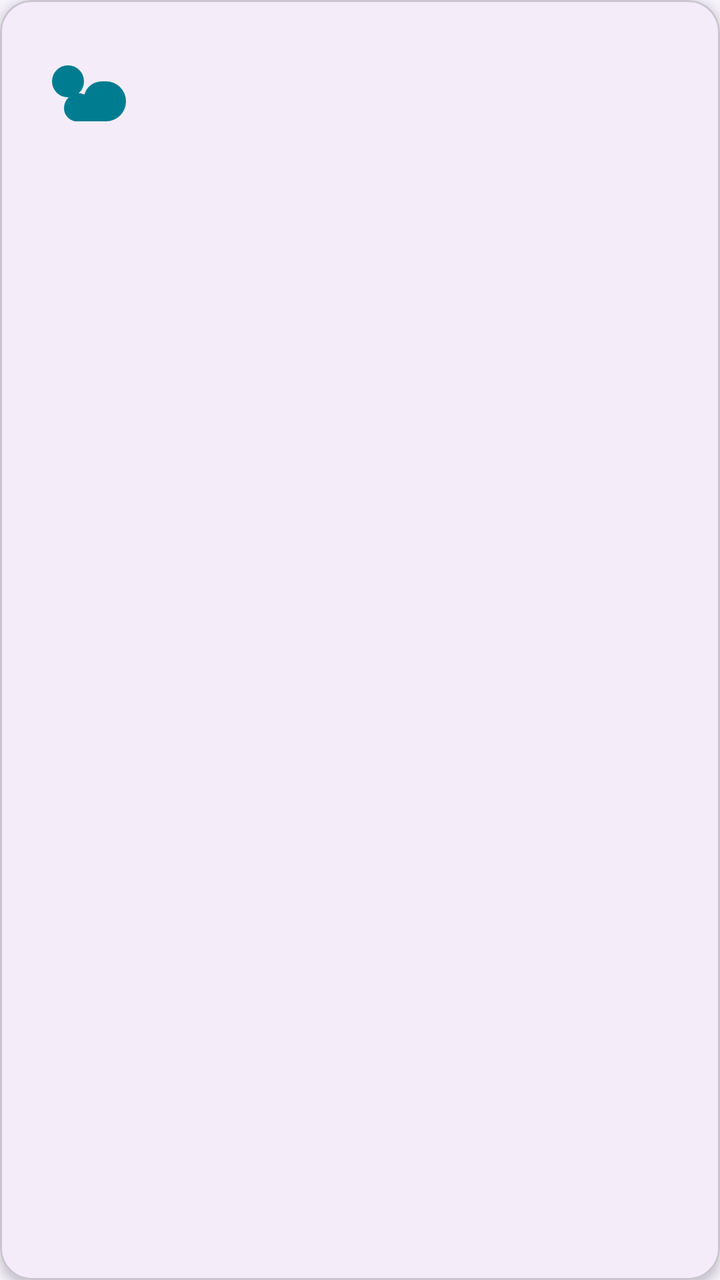
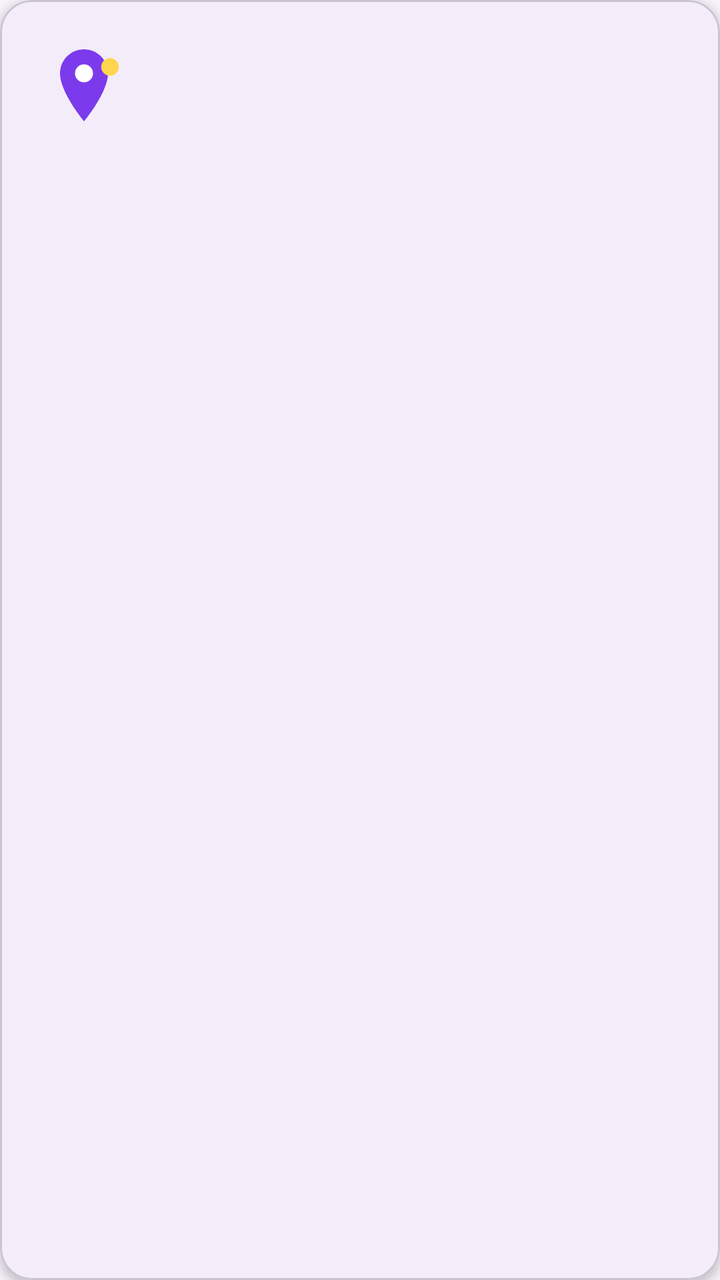

Compare the two renders of this Android layout. The source of the first and the diff that turns it into the second are given below.
<!-- AndroidManifest.xml: application theme Theme.WeatherTrio -->
<!-- res/layout/item_weather_location.xml -->
<?xml version="1.0" encoding="utf-8"?>
<com.google.android.material.card.MaterialCardView
    xmlns:android="http://schemas.android.com/apk/res/android"
    xmlns:app="http://schemas.android.com/apk/res-auto"
    android:layout_width="match_parent"
    android:layout_height="wrap_content"
    android:layout_marginBottom="12dp"
    android:clickable="true"
    android:focusable="true"
    android:foreground="?attr/selectableItemBackground"
    app:cardBackgroundColor="@color/surface"
    app:cardCornerRadius="16dp"
    app:cardElevation="3dp">

    
    <LinearLayout
        android:layout_width="match_parent"
        android:layout_height="wrap_content"
        android:gravity="center_vertical"
        android:orientation="horizontal"
        android:padding="18dp">

        
        <ImageView
            android:id="@+id/imageWeatherIcon"
            android:layout_width="48dp"
            android:layout_height="48dp"
            android:contentDescription="@string/weather_icon_description"
            android:src="@drawable/ic_weather_condition"
            app:tint="@color/secondary" />

        
        <LinearLayout
            android:layout_width="0dp"
            android:layout_height="wrap_content"
            android:layout_marginStart="16dp"
            android:layout_weight="1"
            android:orientation="vertical">

            <TextView
                android:id="@+id/textCityName"
                android:layout_width="wrap_content"
                android:layout_height="wrap_content"
                android:textAppearance="@style/TextAppearance.WeatherTrio.Headline"
                android:textSize="22sp" />

            <TextView
                android:id="@+id/textRegion"
                android:layout_width="wrap_content"
                android:layout_height="wrap_content"
                android:layout_marginTop="4dp"
                android:textAppearance="@style/TextAppearance.WeatherTrio.Body"
                android:textColor="@color/text_secondary" />

        </LinearLayout>

    </LinearLayout>

</com.google.android.material.card.MaterialCardView>
<!-- resources referenced by this layout -->
<resources>
  <color name="secondary">#007C91</color>
  <color name="surface">#FFFFFF</color>
  <color name="text_secondary">#64586B</color>
  <!-- drawable ic_weather_condition (drawable) -->
  <?xml version="1.0" encoding="utf-8"?>
  <vector
      xmlns:android="http://schemas.android.com/apk/res/android"
      android:width="96dp"
      android:height="96dp"
      android:viewportWidth="24"
      android:viewportHeight="24">
  
      
      <path
          android:fillColor="@color/secondary"
          android:pathData="M8,6a4,4 0,1 0,0 8a4,4 0,0 0,0 -8z" />
  
      <path
          android:fillColor="@color/text_primary"
          android:pathData="M16.5,10c-2.1,0 -3.9,1.4 -4.4,3.3c-0.4,-0.2 -0.9,-0.3 -1.4,-0.3A3.7,3.7 0,0 0,7 16.7C7,18.5 8.5,20 10.3,20h7.2a5,5 0,0 0,0 -10z" />
  
  </vector>
  <string name="weather_icon_description">Weather condition icon</string>
  <style name="TextAppearance.WeatherTrio.Body" parent="TextAppearance.Material3.BodyMedium">
  
          <item name="android:textColor">@color/text_secondary</item>
          <item name="android:textSize">15sp</item>
          <item name="android:fontFamily">sans-serif</item>
  
      </style>
  <style name="TextAppearance.WeatherTrio.Headline" parent="TextAppearance.Material3.HeadlineMedium">
  
          <item name="android:textColor">@color/text_primary</item>
          <item name="android:textSize">28sp</item>
          <item name="android:fontFamily">sans-serif-medium</item>
  
      </style>
  <style name="Theme.WeatherTrio" parent="Theme.Material3.DayNight.NoActionBar">
  
          <item name="colorPrimary">@color/primary</item>
          <item name="colorOnPrimary">@color/on_primary</item>
  
          <item name="colorSecondary">@color/secondary</item>
          <item name="colorOnSecondary">@color/on_secondary</item>
  
          <item name="colorSurface">@color/surface</item>
          <item name="colorOnSurface">@color/text_primary</item>
  
          <item name="android:colorBackground">@color/background_main</item>
          <item name="android:windowBackground">@color/background_main</item>
  
          <item name="textAppearanceHeadlineMedium">@style/TextAppearance.WeatherTrio.Headline</item>
          <item name="textAppearanceBodyMedium">@style/TextAppearance.WeatherTrio.Body</item>
  
      </style>
  <color name="text_primary">#211527</color>
  <color name="primary">#7B2CBF</color>
  <color name="on_primary">#FFFFFF</color>
  <color name="on_secondary">#FFFFFF</color>
  <color name="background_main">#F8F4FC</color>
</resources>

<!-- the commit's change to res/layout/item_weather_location.xml (unified diff, before → after) -->
@@ -26,8 +26,7 @@
             android:layout_width="48dp"
             android:layout_height="48dp"
             android:contentDescription="@string/weather_icon_description"
-            android:src="@drawable/ic_weather_condition"
-            app:tint="@color/secondary" />
+            android:src="@drawable/ic_weather_condition" />
 
         
         <LinearLayout
<!-- resource entries referenced after the edit -->
@@ -1,6 +1,5 @@
 <!-- resources referenced by this layout -->
 <resources>
-  <color name="secondary">#007C91</color>
   <color name="surface">#FFFFFF</color>
   <color name="text_secondary">#64586B</color>
   <!-- drawable ic_weather_condition (drawable) -->
@@ -14,12 +13,18 @@
   
       
       <path
-          android:fillColor="@color/secondary"
-          android:pathData="M8,6a4,4 0,1 0,0 8a4,4 0,0 0,0 -8z" />
+          android:fillColor="@color/weather_icon_pin"
+          android:pathData="M12,2C8.69,2 6,4.69 6,8c0,4.79 6,12 6,12s6,-7.21 6,-12c0,-3.31 -2.69,-6 -6,-6z" />
   
+      
       <path
-          android:fillColor="@color/text_primary"
-          android:pathData="M16.5,10c-2.1,0 -3.9,1.4 -4.4,3.3c-0.4,-0.2 -0.9,-0.3 -1.4,-0.3A3.7,3.7 0,0 0,7 16.7C7,18.5 8.5,20 10.3,20h7.2a5,5 0,0 0,0 -10z" />
+          android:fillColor="@android:color/white"
+          android:pathData="M12,5.75a2.25,2.25 0,1 0,0 4.5a2.25,2.25 0,1 0,0 -4.5z" />
+  
+      
+      <path
+          android:fillColor="@color/weather_icon_sun"
+          android:pathData="M18.5,4.2a2.2,2.2 0,1 0,0 4.4a2.2,2.2 0,1 0,0 -4.4z" />
   
   </vector>
   <string name="weather_icon_description">Weather condition icon</string>
@@ -55,9 +60,12 @@
           <item name="textAppearanceBodyMedium">@style/TextAppearance.WeatherTrio.Body</item>
   
       </style>
+  <color name="weather_icon_pin">#7C3AED</color>
+  <color name="weather_icon_sun">#FFD54F</color>
   <color name="text_primary">#211527</color>
   <color name="primary">#7B2CBF</color>
   <color name="on_primary">#FFFFFF</color>
+  <color name="secondary">#007C91</color>
   <color name="on_secondary">#FFFFFF</color>
   <color name="background_main">#F8F4FC</color>
 </resources>
